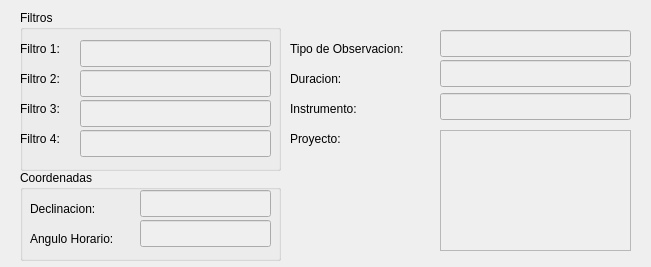
The window that gui/cargas/formprotocolo.ui (joselp/observe-qt) describes before a commit, drawn with Qt 5.
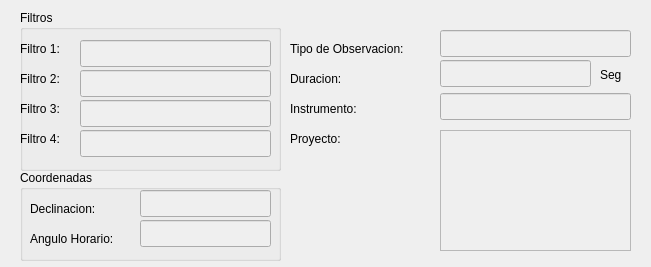
The same window after the commit.

Patch:
```diff
--- a/gui/cargas/formprotocolo.ui
+++ b/gui/cargas/formprotocolo.ui
@@ -241,7 +241,7 @@
     <rect>
      <x>440</x>
      <y>60</y>
-     <width>191</width>
+     <width>151</width>
      <height>27</height>
     </rect>
    </property>
@@ -311,6 +311,19 @@
     </rect>
    </property>
   </widget>
+  <widget class="QLabel" name="label_11">
+   <property name="geometry">
+    <rect>
+     <x>600</x>
+     <y>65</y>
+     <width>31</width>
+     <height>20</height>
+    </rect>
+   </property>
+   <property name="text">
+    <string>Seg</string>
+   </property>
+  </widget>
  </widget>
  <resources/>
  <connections/>
```
